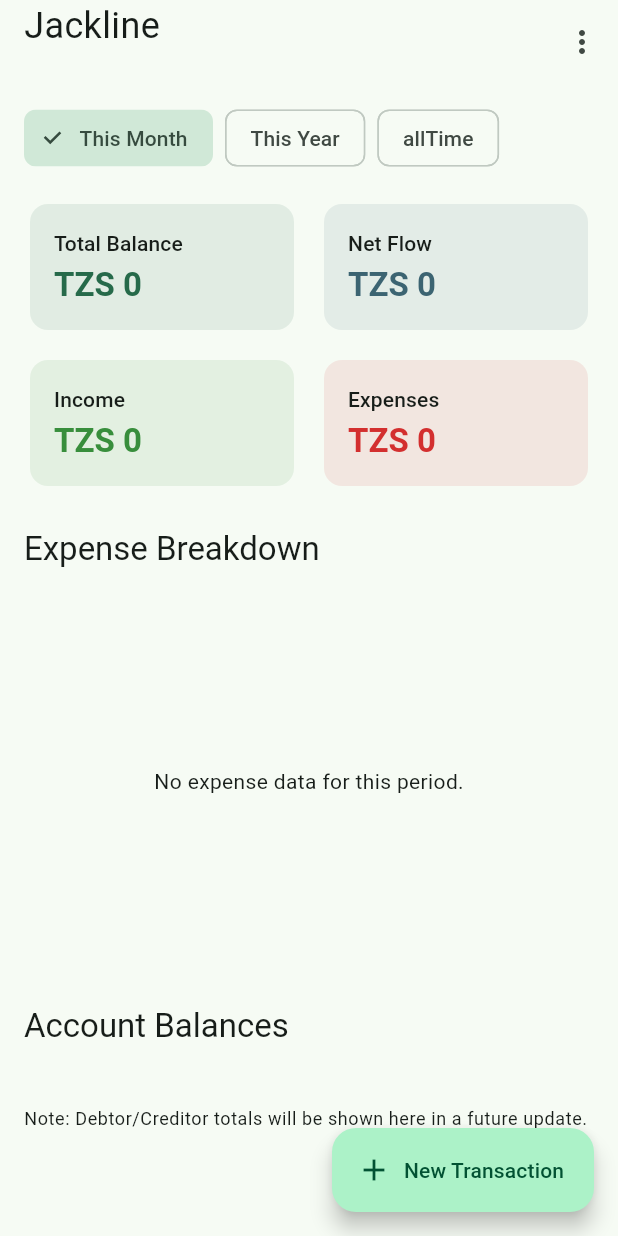
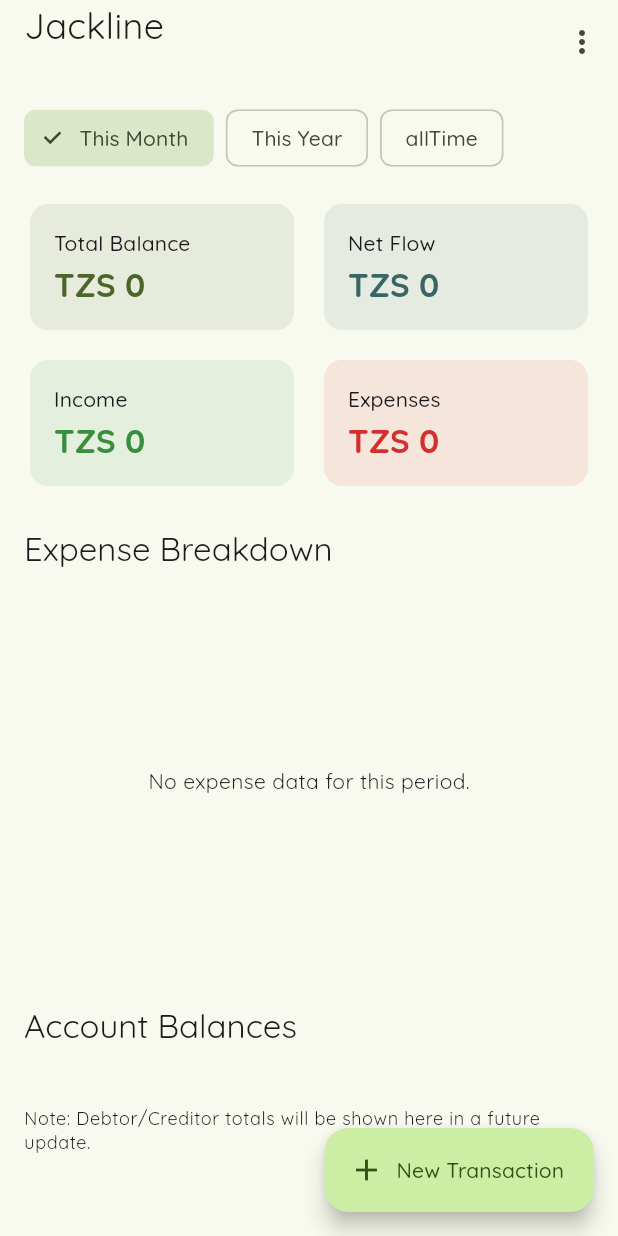
Before and after one commit to yuzalsif/budget_master, a Flutter app: the screen it shows after launch, on a phone screen of 412 x 824 dp. Run offline on Flutter 3.47's test engine with Material 3 defaults, Android fonts, the light colour scheme and no system bars; our stand-ins replace fl_chart, flutter_riverpod, google_fonts, objectbox; accounts and stored records are empty; generated files the repository leaves out were written again.

Commit message:
feat: Add Quick sand as default font

```diff
--- a/lib/app/theme/app_theme.dart
+++ b/lib/app/theme/app_theme.dart
@@ -1,14 +1,17 @@
 import 'package:flutter/material.dart';
+import 'package:google_fonts/google_fonts.dart';
 
 class AppTheme {
   static ThemeData get lightTheme {
     return ThemeData(
       useMaterial3: true,
       colorScheme: ColorScheme.fromSeed(
-        seedColor: Colors.greenAccent,
+        seedColor: Colors.lightGreen,
         brightness: Brightness.light,
       ),
       appBarTheme: const AppBarTheme(centerTitle: true),
+      textTheme: GoogleFonts.quicksandTextTheme(ThemeData.light().textTheme),
+      fontFamily: GoogleFonts.quicksand().fontFamily,
     );
   }
 
@@ -16,10 +19,12 @@ class AppTheme {
     return ThemeData(
       useMaterial3: true,
       colorScheme: ColorScheme.fromSeed(
-        seedColor: Colors.greenAccent,
+        seedColor: Colors.lightGreen,
         brightness: Brightness.dark,
       ),
       appBarTheme: const AppBarTheme(centerTitle: true),
+      textTheme: GoogleFonts.quicksandTextTheme(ThemeData.dark().textTheme),
+      fontFamily: GoogleFonts.quicksand().fontFamily,
     );
   }
 }
--- a/pubspec.yaml
+++ b/pubspec.yaml
@@ -18,6 +18,7 @@ dependencies:
   path_provider: ^2.1.3
   intl: ^0.20.2
   fl_chart: ^1.1.1
+  google_fonts: ^6.3.2
 
 dev_dependencies:
   analyzer: ^8.2.0
```
Also changed, not shown: lib/app/app.dart (+0 -48 lines), lib/features/categories/presentation/screens/categories_screen.dart (+33 -4 lines), lib/features/dashboard/presentation/screens/dashboard_screen.dart (+8 -0 lines), pubspec.lock.
